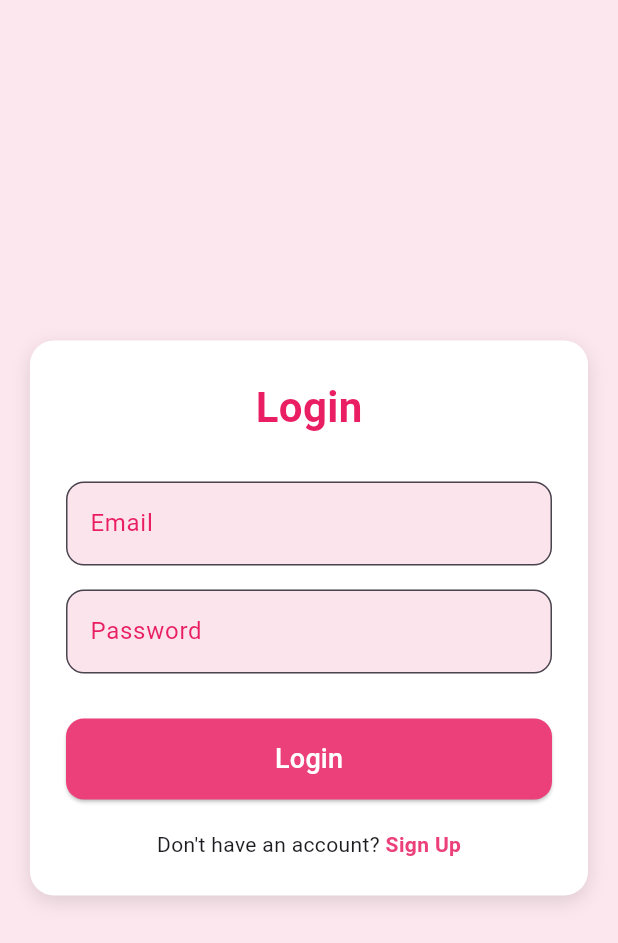
After one commit to ayusha1223/naayu_attire1, a Flutter app: the LoginScreen screen opened directly, on a phone screen of 412 x 824 dp. The commit adds this screen. Shown: the top 943 px of the screen. Run offline on Flutter 3.47's test engine with Material 3 defaults, Android fonts, the light colour scheme and no system bars.

Commit message:
Created Login Screen

```diff
--- /dev/null
+++ b/lib/screens/login_screens.dart
@@ -0,0 +1,128 @@
+import 'package:flutter/material.dart';
+
+class LoginScreen extends StatelessWidget {
+  const LoginScreen({super.key});
+
+  @override
+  Widget build(BuildContext context) {
+    return Scaffold(
+      backgroundColor: const Color(0xfffde7ef), // light pink theme background
+      body: Center(
+        child: SingleChildScrollView(
+          child: Container(
+            padding: const EdgeInsets.all(24),
+            margin: const EdgeInsets.symmetric(horizontal: 20),
+            decoration: BoxDecoration(
+              color: Colors.white,
+              borderRadius: BorderRadius.circular(16),
+              boxShadow: [
+                BoxShadow(
+                  color: Colors.black12,
+                  blurRadius: 10,
+                  offset: const Offset(0, 4),
+                ),
+              ],
+            ),
+
+            // Inside the white card
+            child: Column(
+              crossAxisAlignment: CrossAxisAlignment.center,
+              children: [
+                const Text(
+                  "Login",
+                  style: TextStyle(
+                    fontSize: 28,
+                    fontWeight: FontWeight.bold,
+                    color: Colors.pink,
+                  ),
+                ),
+
+                const SizedBox(height: 30),
+
+                // EMAIL FIELD
+                TextField(
+                  decoration: InputDecoration(
+                    labelText: "Email",
+                    labelStyle: const TextStyle(color: Colors.pink),
+                    filled: true,
+                    fillColor: Colors.pink.shade50,
+                    border: OutlineInputBorder(
+                      borderRadius: BorderRadius.circular(12),
+                    ),
+                    focusedBorder: OutlineInputBorder(
+                      borderRadius: BorderRadius.circular(12),
+                      borderSide: BorderSide(color: Colors.pink.shade400),
+                    ),
+                  ),
+                ),
+
+                const SizedBox(height: 16),
+
+                // PASSWORD FIELD
+                TextField(
+                  obscureText: true,
+                  decoration: InputDecoration(
+                    labelText: "Password",
+                    labelStyle: const TextStyle(color: Colors.pink),
+                    filled: true,
+                    fillColor: Colors.pink.shade50,
+                    border: OutlineInputBorder(
+                      borderRadius: BorderRadius.circular(12),
+                    ),
+                    focusedBorder: OutlineInputBorder(
+                      borderRadius: BorderRadius.circular(12),
+                      borderSide: BorderSide(color: Colors.pink.shade400),
+                    ),
+                  ),
+                ),
+
+                const SizedBox(height: 30),
+
+                // LOGIN BUTTON
+                SizedBox(
+                  width: double.infinity,
+                  child: ElevatedButton(
+                    onPressed: () {},
+                    style: ElevatedButton.styleFrom(
+                      backgroundColor: Colors.pink.shade400,
+                      padding: const EdgeInsets.symmetric(vertical: 14),
+                      shape: RoundedRectangleBorder(
+                        borderRadius: BorderRadius.circular(12),
+                      ),
+                    ),
+                    child: const Text(
+                      "Login",
+                      style: TextStyle(fontSize: 18, color: Colors.white),
+                    ),
+                  ),
+                ),
+
+                const SizedBox(height: 20),
+
+                // SIGN UP LINK
+                Row(
+                  mainAxisAlignment: MainAxisAlignment.center,
+                  children: [
+                    const Text("Don't have an account? "),
+                    GestureDetector(
+                      onTap: () {
+                        // Navigate to Sign Up screen
+                      },
+                      child: Text(
+                        "Sign Up",
+                        style: TextStyle(
+                          color: Colors.pink.shade400,
+                          fontWeight: FontWeight.bold,
+                        ),
+                      ),
+                    ),
+                  ],
+                ),
+              ],
+            ),
+          ),
+        ),
+      ),
+    );
+  }
+}
--- a/lib/screens/onboarding_main.dart
+++ b/lib/screens/onboarding_main.dart
@@ -1,8 +1,8 @@
 import 'package:flutter/material.dart';
+import 'package:naayu_attire1/screens/login_screens.dart';
 import 'package:naayu_attire1/screens/onboarding1.dart';
 import 'package:naayu_attire1/screens/onboarding2.dart';
 import 'package:naayu_attire1/screens/onboarding3.dart';
-
 
 class OnboardingMain extends StatefulWidget {
   const OnboardingMain({super.key});
@@ -52,7 +52,7 @@ class _OnboardingMainState extends State<OnboardingMain> {
             ),
           ),
 
-          // DOT INDICATOR + NEXT BUTTON
+          // DOTS + NEXT/GET STARTED
           Positioned(
             bottom: 40,
             left: 0,
@@ -80,20 +80,28 @@ class _OnboardingMainState extends State<OnboardingMain> {
 
                 const SizedBox(height: 20),
 
-                // NEXT OR GET STARTED BUTTON
+                // NEXT / GET STARTED BUTTON
                 ElevatedButton(
                   style: ElevatedButton.styleFrom(
                     backgroundColor: Colors.black87,
                     foregroundColor: Colors.white,
                     padding: const EdgeInsets.symmetric(
-                        horizontal: 40, vertical: 14),
+                      horizontal: 40,
+                      vertical: 14,
+                    ),
                     shape: RoundedRectangleBorder(
                       borderRadius: BorderRadius.circular(30),
                     ),
                   ),
                   onPressed: () {
                     if (_currentPage == 2) {
-                      // TODO → Navigate to Login or Home screen
+
+                      Navigator.push(
+                        context,
+                        MaterialPageRoute(
+                          builder: (_) => LoginScreen(),
+                        ),
+                      );
                     } else {
                       _controller.nextPage(
                         duration: const Duration(milliseconds: 400),
```
